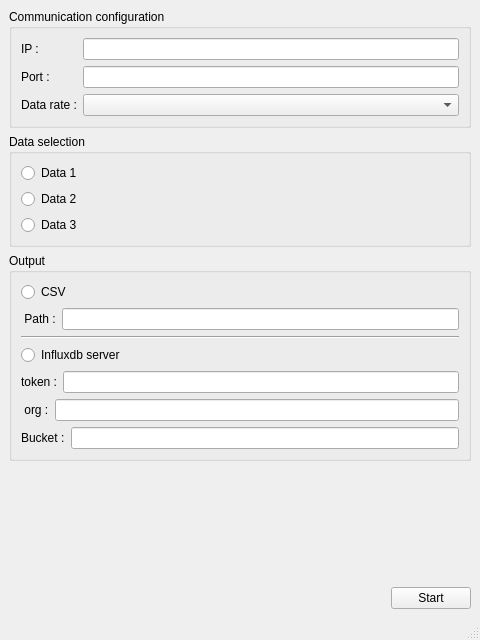
ThomasPaccard/FanucCNCToDatabase, file src/gui/fanucCNC.ui: the form before one commit.
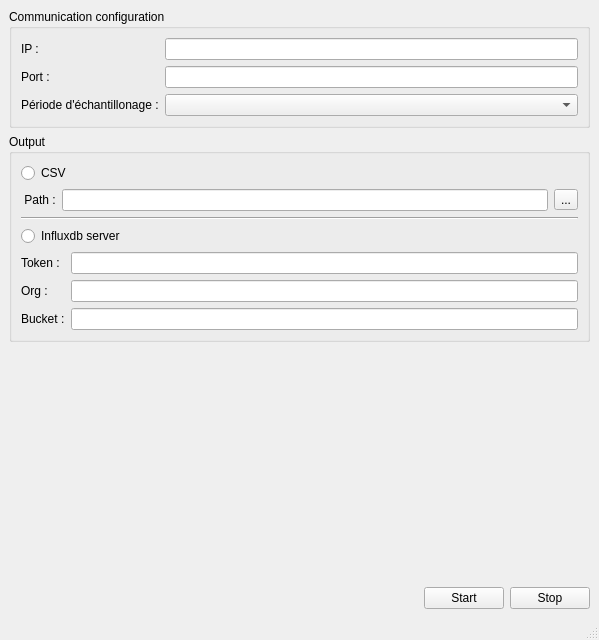
The form after the commit.

Patch:
```diff
--- a/src/gui/fanucCNC.ui
+++ b/src/gui/fanucCNC.ui
@@ -6,7 +6,7 @@
    <rect>
     <x>0</x>
     <y>0</y>
-    <width>480</width>
+    <width>599</width>
     <height>640</height>
    </rect>
   </property>
@@ -40,7 +40,7 @@
          <item>
           <widget class="QLabel" name="label_4">
            <property name="text">
-            <string>Data rate :</string>
+            <string>Période d'échantillonage :</string>
            </property>
           </widget>
          </item>
@@ -62,61 +62,14 @@
       </layout>
      </widget>
     </item>
-    <item>
-     <widget class="QGroupBox" name="groupBox">
-      <property name="title">
-       <string>Data selection</string>
-      </property>
-      <layout class="QHBoxLayout" name="horizontalLayout">
-       <item>
-        <layout class="QVBoxLayout" name="verticalLayout">
-         <item>
-          <widget class="QRadioButton" name="radioButton">
-           <property name="text">
-            <string>Data 1</string>
-           </property>
-          </widget>
-         </item>
-         <item>
-          <widget class="QRadioButton" name="radioButton_2">
-           <property name="text">
-            <string>Data 2</string>
-           </property>
-          </widget>
-         </item>
-         <item>
-          <widget class="QRadioButton" name="radioButton_3">
-           <property name="text">
-            <string>Data 3</string>
-           </property>
-          </widget>
-         </item>
-        </layout>
-       </item>
-       <item>
-        <spacer name="horizontalSpacer">
-         <property name="orientation">
-          <enum>Qt::Horizontal</enum>
-         </property>
-         <property name="sizeHint" stdset="0">
-          <size>
-           <width>40</width>
-           <height>20</height>
-          </size>
-         </property>
-        </spacer>
-       </item>
-      </layout>
-     </widget>
-    </item>
     <item>
      <widget class="QGroupBox" name="groupBox_3">
       <property name="title">
        <string>Output</string>
       </property>
-      <layout class="QVBoxLayout" name="verticalLayout_4">
+      <layout class="QVBoxLayout" name="verticalLayout_6">
        <item>
-        <widget class="QRadioButton" name="radioButton_4">
+        <widget class="QRadioButton" name="radioButton_csv">
          <property name="text">
           <string>CSV</string>
          </property>
@@ -132,7 +85,14 @@
           </widget>
          </item>
          <item>
-          <widget class="QLineEdit" name="lineEdit_3"/>
+          <widget class="QLineEdit" name="lineEdit_csv_path"/>
+         </item>
+         <item>
+          <widget class="QToolButton" name="toolButton">
+           <property name="text">
+            <string>...</string>
+           </property>
+          </widget>
          </item>
         </layout>
        </item>
@@ -144,42 +104,30 @@
         </widget>
        </item>
        <item>
-        <widget class="QRadioButton" name="radioButton_5">
+        <widget class="QRadioButton" name="radioButton_server">
          <property name="text">
           <string>Influxdb server</string>
          </property>
         </widget>
        </item>
        <item>
-        <layout class="QHBoxLayout" name="horizontalLayout_5">
+        <layout class="QHBoxLayout" name="horizontalLayout">
+         <item>
+          <layout class="QVBoxLayout" name="verticalLayout_4">
          <item>
           <widget class="QLabel" name="label_6">
            <property name="text">
-            <string>token :</string>
+              <string>Token :</string>
            </property>
           </widget>
          </item>
-         <item>
-          <widget class="QLineEdit" name="lineEdit_4"/>
-         </item>
-        </layout>
-       </item>
-       <item>
-        <layout class="QHBoxLayout" name="horizontalLayout_6">
          <item>
           <widget class="QLabel" name="label_7">
            <property name="text">
-            <string> org :</string>
+              <string>Org :</string>
            </property>
           </widget>
          </item>
-         <item>
-          <widget class="QLineEdit" name="lineEdit_5"/>
-         </item>
-        </layout>
-       </item>
-       <item>
-        <layout class="QHBoxLayout" name="horizontalLayout_7">
          <item>
           <widget class="QLabel" name="label_8">
            <property name="text">
@@ -187,8 +135,20 @@
            </property>
           </widget>
          </item>
+          </layout>
+         </item>
          <item>
-          <widget class="QLineEdit" name="lineEdit_6"/>
+          <layout class="QVBoxLayout" name="verticalLayout">
+           <item>
+            <widget class="QLineEdit" name="lineEdit_token"/>
+           </item>
+           <item>
+            <widget class="QLineEdit" name="lineEdit_org"/>
+           </item>
+           <item>
+            <widget class="QLineEdit" name="lineEdit_bucket"/>
+           </item>
+          </layout>
          </item>
         </layout>
        </item>
@@ -230,6 +190,13 @@
         </property>
        </widget>
       </item>
+      <item>
+       <widget class="QPushButton" name="pushButton_stop">
+        <property name="text">
+         <string>Stop</string>
+        </property>
+       </widget>
+      </item>
      </layout>
     </item>
    </layout>
```
Left out of the diff: 14 changed lines with no effect on the pictures. Lines whose indentation alone changed are shown as unchanged.
